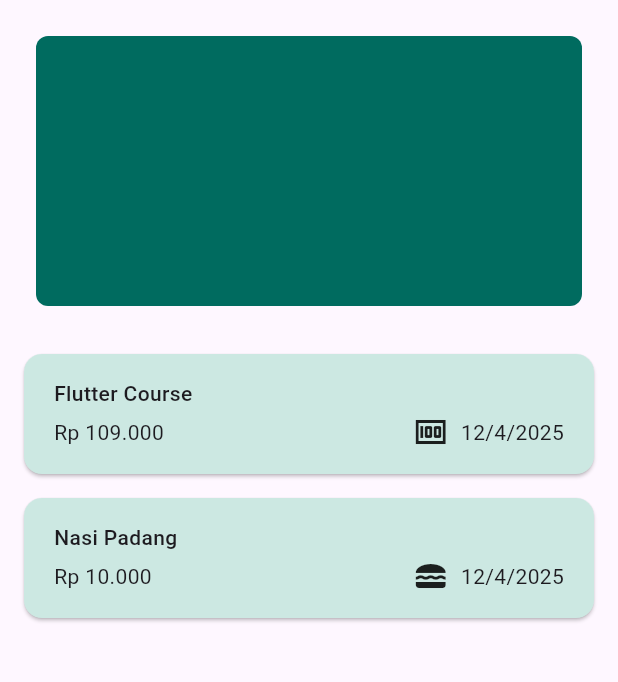
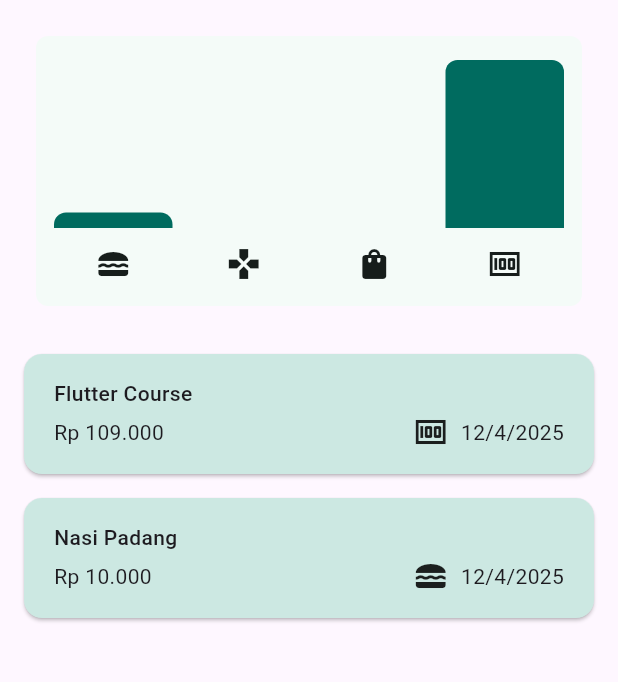
Before and after one commit to qyupaww/expenses-tracker-app, a Flutter app: the screen it shows after launch, on a phone screen of 412 x 824 dp, the part 84-766 px from its top. Run offline on Flutter 3.47's test engine with Material 3 defaults, Android fonts, the phone set to English and light mode, and no system bars.

Commit message:
feat: clean architecture

```diff
--- /dev/null
+++ b/lib/core/formatters/currency_formatter.dart
@@ -0,0 +1,9 @@
+import 'package:intl/intl.dart';
+
+String formatRupiah(num value) {
+  return NumberFormat.currency(
+    locale: 'id_ID',
+    symbol: 'Rp ',
+    decimalDigits: 0,
+  ).format(value);
+}
--- /dev/null
+++ b/lib/features/expenses/data/in_memory_expenses_repository.dart
@@ -0,0 +1,21 @@
+import '../../../models/expense.dart';
+import '../domain/expenses_repository.dart';
+
+class InMemoryExpensesRepository implements ExpensesRepository {
+  InMemoryExpensesRepository({List<Expense>? seed})
+      : _items = List<Expense>.from(seed ?? const []);
+
+  final List<Expense> _items;
+
+  @override
+  List<Expense> getAll() => List<Expense>.unmodifiable(_items);
+
+  @override
+  void add(Expense expense) => _items.add(expense);
+
+  @override
+  void remove(Expense expense) => _items.remove(expense);
+
+  @override
+  void insert(int index, Expense expense) => _items.insert(index, expense);
+}
--- /dev/null
+++ b/lib/features/expenses/domain/expenses_repository.dart
@@ -0,0 +1,8 @@
+import '../../../models/expense.dart';
+
+abstract class ExpensesRepository {
+  List<Expense> getAll();
+  void add(Expense expense);
+  void remove(Expense expense);
+  void insert(int index, Expense expense);
+}
--- a/lib/main.dart
+++ b/lib/main.dart
@@ -15,6 +15,10 @@ void main() {
   runApp(MaterialApp(
     darkTheme: ThemeData.dark().copyWith(
       colorScheme: kDarkColorScheme,
+      appBarTheme: const AppBarTheme().copyWith(
+        backgroundColor: kDarkColorScheme.onPrimaryContainer,
+        foregroundColor: kDarkColorScheme.primaryContainer,
+      ),
       cardTheme: const CardThemeData().copyWith(
         color: kDarkColorScheme.secondaryContainer,
         margin: const EdgeInsets.symmetric(horizontal: 16, vertical: 8),
@@ -43,6 +47,6 @@ void main() {
       ),
     ),
     themeMode: ThemeMode.system,
-    home: Expenses(),
+    home: const Expenses(),
   ));
 }
--- a/lib/models/expense.dart
+++ b/lib/models/expense.dart
@@ -30,14 +30,6 @@ class Expense {
   final Category category;
 
   String get formattedDate => formatter.format(date);
-
-  String formatRupiah(num value) {
-    return NumberFormat.currency(
-      locale: 'id_ID',
-      symbol: 'Rp ',
-      decimalDigits: 0,
-    ).format(value);
-  }
 }
 
 class ExpenseBucket {
--- a/lib/widgets/chart/chart.dart
+++ b/lib/widgets/chart/chart.dart
@@ -31,8 +31,6 @@ class Chart extends StatelessWidget {
 
   @override
   Widget build(BuildContext context) {
-    final isDarkMode =
-        MediaQuery.of(context).platformBrightness == Brightness.dark;
     return Container(
       margin: const EdgeInsets.all(16),
       padding: const EdgeInsets.symmetric(
@@ -43,14 +41,7 @@ class Chart extends StatelessWidget {
       height: 180,
       decoration: BoxDecoration(
         borderRadius: BorderRadius.circular(8),
-        gradient: LinearGradient(
-          colors: [
-            Theme.of(context).colorScheme.primary,
-            Theme.of(context).colorScheme.primary
-          ],
-          begin: Alignment.bottomCenter,
-          end: Alignment.topCenter,
-        ),
+        color: Theme.of(context).colorScheme.surface,
       ),
       child: Column(
         children: [
@@ -58,12 +49,12 @@ class Chart extends StatelessWidget {
             child: Row(
               crossAxisAlignment: CrossAxisAlignment.end,
               children: [
-                for (final bucket in buckets) // alternative to map()
+                for (final bucket in buckets)
                   ChartBar(
                     fill: bucket.totalExpenses == 0
                         ? 0
                         : bucket.totalExpenses / maxTotalExpense,
-                  )
+                  ),
               ],
             ),
           ),
@@ -76,15 +67,13 @@ class Chart extends StatelessWidget {
                       padding: const EdgeInsets.symmetric(horizontal: 4),
                       child: Icon(
                         categoryIcons[bucket.category],
-                        color: isDarkMode
-                            ? Theme.of(context).colorScheme.secondary
-                            : Theme.of(context).colorScheme.primary,
+                        color: Theme.of(context).colorScheme.onSurface,
                       ),
                     ),
                   ),
                 )
                 .toList(),
-          )
+          ),
         ],
       ),
     );
--- a/lib/widgets/chart/chart_bar.dart
+++ b/lib/widgets/chart/chart_bar.dart
@@ -10,8 +10,6 @@ class ChartBar extends StatelessWidget {
 
   @override
   Widget build(BuildContext context) {
-    final isDarkMode =
-        MediaQuery.of(context).platformBrightness == Brightness.dark;
     return Expanded(
       child: Padding(
         padding: const EdgeInsets.symmetric(horizontal: 4),
@@ -22,9 +20,7 @@ class ChartBar extends StatelessWidget {
               shape: BoxShape.rectangle,
               borderRadius:
                   const BorderRadius.vertical(top: Radius.circular(8)),
-              color: isDarkMode
-                  ? Theme.of(context).colorScheme.secondary
-                  : Theme.of(context).colorScheme.primary.withOpacity(0.65),
+              color: Theme.of(context).colorScheme.primary,
             ),
           ),
         ),
--- a/lib/widgets/expenses.dart
+++ b/lib/widgets/expenses.dart
@@ -3,6 +3,8 @@ import 'package:expenses_tracker_app/widgets/new_expenses.dart';
 import 'package:flutter/material.dart';
 
 import '../models/expense.dart';
+import '../features/expenses/data/in_memory_expenses_repository.dart';
+import '../features/expenses/domain/expenses_repository.dart';
 import 'expenses_list/expenses_list.dart';
 
 class Expenses extends StatefulWidget {
@@ -13,7 +15,12 @@ class Expenses extends StatefulWidget {
 }
 
 class _ExpensesState extends State<Expenses> {
-  final List<Expense> _registeredExpenses = [
+  late final ExpensesRepository _repository;
+
+  @override
+  void initState() {
+    super.initState();
+    _repository = InMemoryExpensesRepository(seed: [
       Expense(
           title: 'Flutter Course',
           amount: 109000,
@@ -24,7 +31,8 @@ class _ExpensesState extends State<Expenses> {
           amount: 10000,
           date: DateTime.now(),
           category: Category.food),
-  ];
+    ]);
+  }
 
   void _openAddExpenseOverLay() {
     showModalBottomSheet(
@@ -37,16 +45,15 @@ class _ExpensesState extends State<Expenses> {
   }
 
   void _addExpenses(Expense expense) {
-    setState(() {
-      _registeredExpenses.add(expense);
-    });
+    _repository.add(expense);
+    setState(() {});
   }
 
   void _removeExpense(Expense expense) {
-    final expenseIndex = _registeredExpenses.indexOf(expense);
-    setState(() {
-      _registeredExpenses.remove(expense);
-    });
+    final current = _repository.getAll();
+    final expenseIndex = current.indexOf(expense);
+    _repository.remove(expense);
+    setState(() {});
     ScaffoldMessenger.of(context).clearSnackBars();
     ScaffoldMessenger.of(context).showSnackBar(
       SnackBar(
@@ -55,9 +62,8 @@ class _ExpensesState extends State<Expenses> {
         action: SnackBarAction(
           label: 'Undo',
           onPressed: () {
-            setState(() {
-              _registeredExpenses.insert(expenseIndex, expense);
-            });
+            _repository.insert(expenseIndex, expense);
+            setState(() {});
           },
         ),
       ),
@@ -70,9 +76,10 @@ class _ExpensesState extends State<Expenses> {
       child: Text('No expenses found'),
     );
 
-    if (_registeredExpenses.isNotEmpty) {
+    final items = _repository.getAll();
+    if (items.isNotEmpty) {
       mainContent = ExpensesList(
-        expenses: _registeredExpenses,
+        expenses: items,
         onRemoveExpense: _removeExpense,
       );
     }
@@ -101,7 +108,7 @@ class _ExpensesState extends State<Expenses> {
         children: [
           Padding(
             padding: const EdgeInsets.symmetric(horizontal: 8, vertical: 8),
-            child: Chart(expenses: _registeredExpenses),
+            child: Chart(expenses: _repository.getAll()),
           ),
           Expanded(
             child: mainContent,
--- a/lib/widgets/expenses_list/expenses_item.dart
+++ b/lib/widgets/expenses_list/expenses_item.dart
@@ -1,6 +1,7 @@
 import 'package:flutter/material.dart';
 
 import '../../models/expense.dart';
+import '../../core/formatters/currency_formatter.dart';
 
 class ExpenseItem extends StatelessWidget {
   const ExpenseItem({
@@ -29,7 +30,7 @@ class ExpenseItem extends StatelessWidget {
             Row(
               children: [
                 Text(
-                  expense.formatRupiah(expense.amount),
+                  formatRupiah(expense.amount),
                 ),
                 const Spacer(),
                 Row(
--- a/lib/widgets/expenses_list/expenses_list.dart
+++ b/lib/widgets/expenses_list/expenses_list.dart
@@ -22,7 +22,8 @@ class ExpensesList extends StatelessWidget {
           background: Container(
             color: Theme.of(context).colorScheme.inversePrimary,
             margin: EdgeInsets.symmetric(
-                horizontal: Theme.of(context).cardTheme.margin!.horizontal),
+                horizontal:
+                    Theme.of(context).cardTheme.margin?.horizontal ?? 16),
           ),
           onDismissed: (direction) {
             onRemoveExpense(expenses[index]);
--- a/pubspec.yaml
+++ b/pubspec.yaml
@@ -2,7 +2,7 @@ name: expenses_tracker_app
 description: "A new Flutter project."
 # The following line prevents the package from being accidentally published to
 # pub.dev using `flutter pub publish`. This is preferred for private packages.
-publish_to: 'none' # Remove this line if you wish to publish to pub.dev
+publish_to: "none" # Remove this line if you wish to publish to pub.dev
 
 # The following defines the version and build number for your application.
 # A version number is three numbers separated by dots, like 1.2.43
@@ -53,7 +53,6 @@ dev_dependencies:
 
 # The following section is specific to Flutter packages.
 flutter:
-
   # The following line ensures that the Material Icons font is
   # included with your application, so that you can use the icons in
   # the material Icons class.
```
Lines whose indentation alone changed are shown as unchanged.
